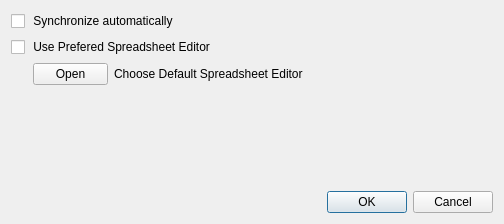
jasp-stats/jasp-desktop, file JASP-Desktop/preferencesdialog.ui: the form before one commit.
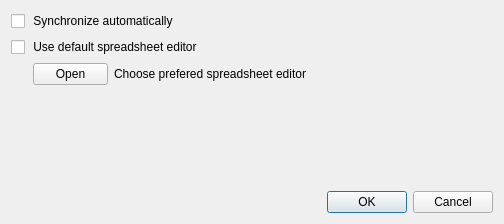
The form after the commit.

Commit message:
Change default application folder different platforms
For OSX, Windows, Linux a different application folder is selected

```diff
--- a/JASP-Desktop/preferencesdialog.ui
+++ b/JASP-Desktop/preferencesdialog.ui
@@ -29,7 +29,7 @@
      <item>
       <widget class="QCheckBox" name="useDefaultSpreadsheetEditor">
        <property name="text">
-        <string> Use Prefered Spreadsheet Editor</string>
+        <string> Use default spreadsheet editor</string>
        </property>
       </widget>
      </item>
@@ -90,7 +90,7 @@
         </size>
        </property>
        <property name="text">
-        <string>Choose Default Spreadsheet Editor</string>
+        <string>Choose prefered spreadsheet editor</string>
        </property>
       </widget>
      </item>
```
The commit also changes 1 other file.
